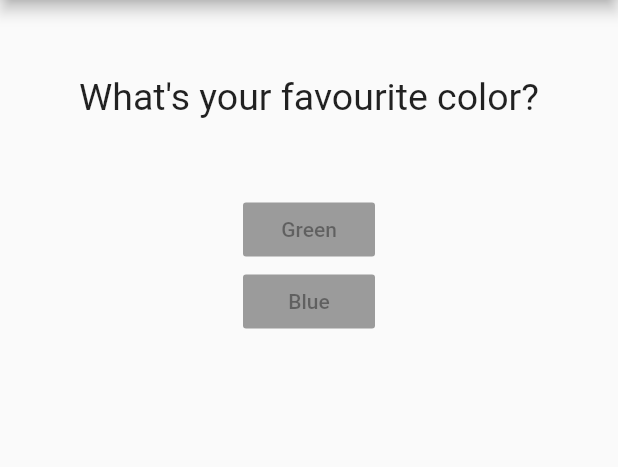
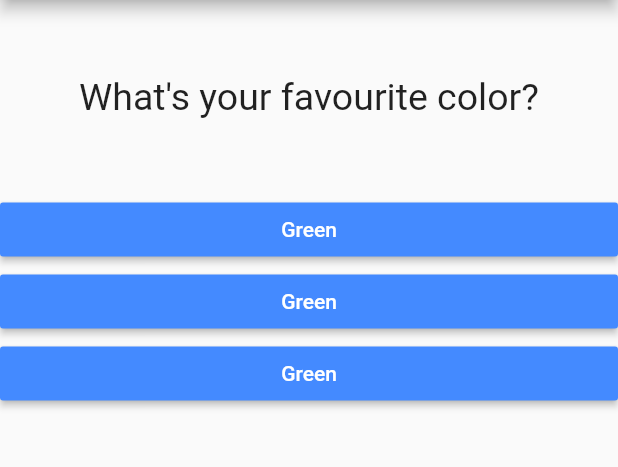
Before and after one commit to nikhilparekh/Quiz_App_Flutter, a Flutter app: the screen it shows after launch, on a phone screen of 412 x 824 dp, the part 84-551 px from its top. Run offline on Flutter 3.47's test engine with Material 2 defaults, Android fonts, the phone set to English and light mode, and no system bars.

Commit message:
Added answers.dart

```diff
--- a/lib/answer.dart
+++ b/lib/answer.dart
@@ -2,14 +2,20 @@ import 'package:flutter/material.dart';
 // import './main.dart';
 
 class Answer extends StatelessWidget {
+  final Function selectQuestion;
+
+  Answer(this.selectQuestion);
+  var answers = [["Red","Green","Blue"]];
+
   @override
   Widget build(BuildContext context) {
     return Container(
       width: double.infinity ,
       child: RaisedButton(
-              child: Text("Red"),
-              color: Colors.amberAccent,
-              onPressed: null,
+              child: Text(answers[0][1]),
+              color: Colors.blueAccent,
+              textColor: Colors.white,
+              onPressed: selectQuestion,
             ),
     );
   }
--- a/lib/main.dart
+++ b/lib/main.dart
@@ -36,14 +36,9 @@ class _MyAppState extends State<MyApp> {
         body: Column(
           children: <Widget>[
             question(questions[_questionIndex]),
-            RaisedButton(
-              child: Text("Green"),
-              onPressed: null,
-            ),
-            RaisedButton(
-              child: Text("Blue"),
-              onPressed: null,
-            )
+            Answer(_answerQuestion),
+            Answer(_answerQuestion),
+            Answer(_answerQuestion),
           ],
         ),
       ),
```
